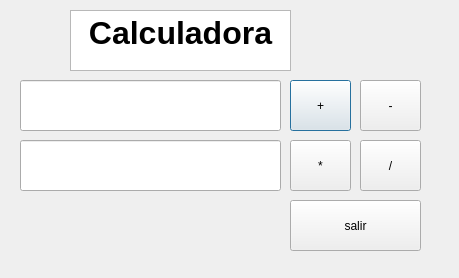
jiajunjin-ui/Calculadora2, file Interfaz.ui: the form before one commit.
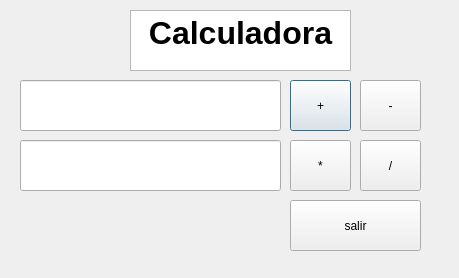
The form after the commit.

Commit message: Pantalla calculadora.

Patch:
```diff
--- a/Interfaz.ui
+++ b/Interfaz.ui
@@ -84,7 +84,7 @@
   <widget class="QTextEdit" name="textEdit">
    <property name="geometry">
     <rect>
-     <x>70</x>
+     <x>130</x>
      <y>10</y>
      <width>221</width>
      <height>61</height>
```
The commit also changes 2 other files.
